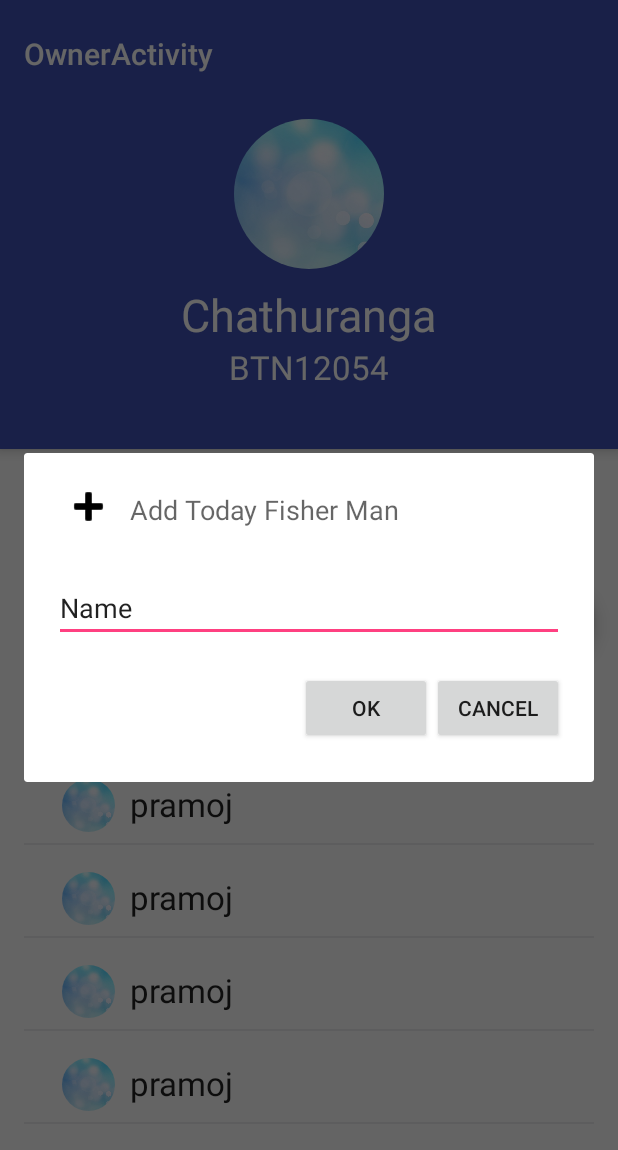
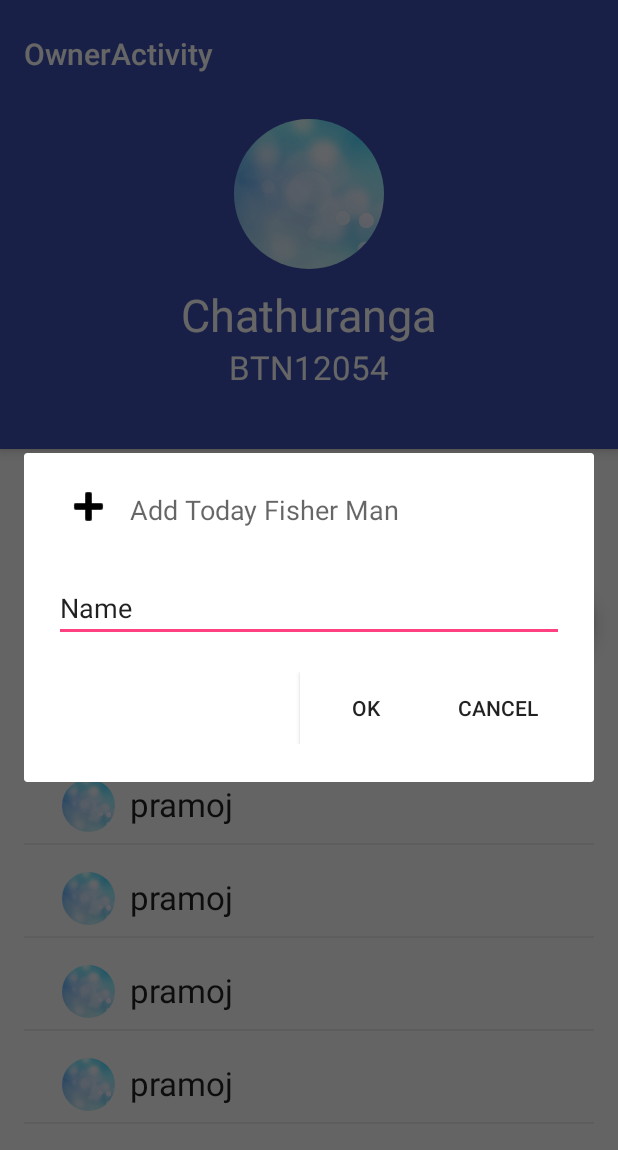
Before and after one commit to ChathurangaSandun/BoatLocator, an Android app: the screen it shows after launch (OwnerActivity), after a tap on an icon or button, on a phone screen of 412 x 824 dp. Shown: the top 1150 px of the screen. Run offline under Robolectric (Android 15) with nearby library versions, the phone set to English and light mode, and no system bars; our stand-ins replace CircleImageView.

Commit message:
change color of butten

```diff
--- a/app/build.gradle
+++ b/app/build.gradle
@@ -37,5 +37,9 @@ dependencies {
 
     compile 'de.hdodenhof:circleimageview:1.2.1'
 
+    compile 'com.parse.bolts:bolts-android:1.+'
+    compile 'com.parse:parse-android:1.+'
+    compile 'com.google.android.gms:play-services-appindexing:8.1.0'
+
 
 }
--- a/app/src/main/res/layout/add_fisherman.xml
+++ b/app/src/main/res/layout/add_fisherman.xml
@@ -59,6 +59,7 @@
                 android:layout_alignParentTop="true"
                 android:layout_alignParentRight="true"
                 android:layout_alignParentEnd="true"
+                android:background="#ffff"
                 />
 
             <Button
@@ -69,7 +70,8 @@
                 android:layout_gravity="center"
                 android:layout_alignParentTop="true"
                 android:layout_toLeftOf="@+id/cancel"
-                android:layout_toStartOf="@+id/cancel" />
+                android:layout_toStartOf="@+id/cancel"
+                android:background="#ffff"/>
         </RelativeLayout>
     </LinearLayout>
 
```
